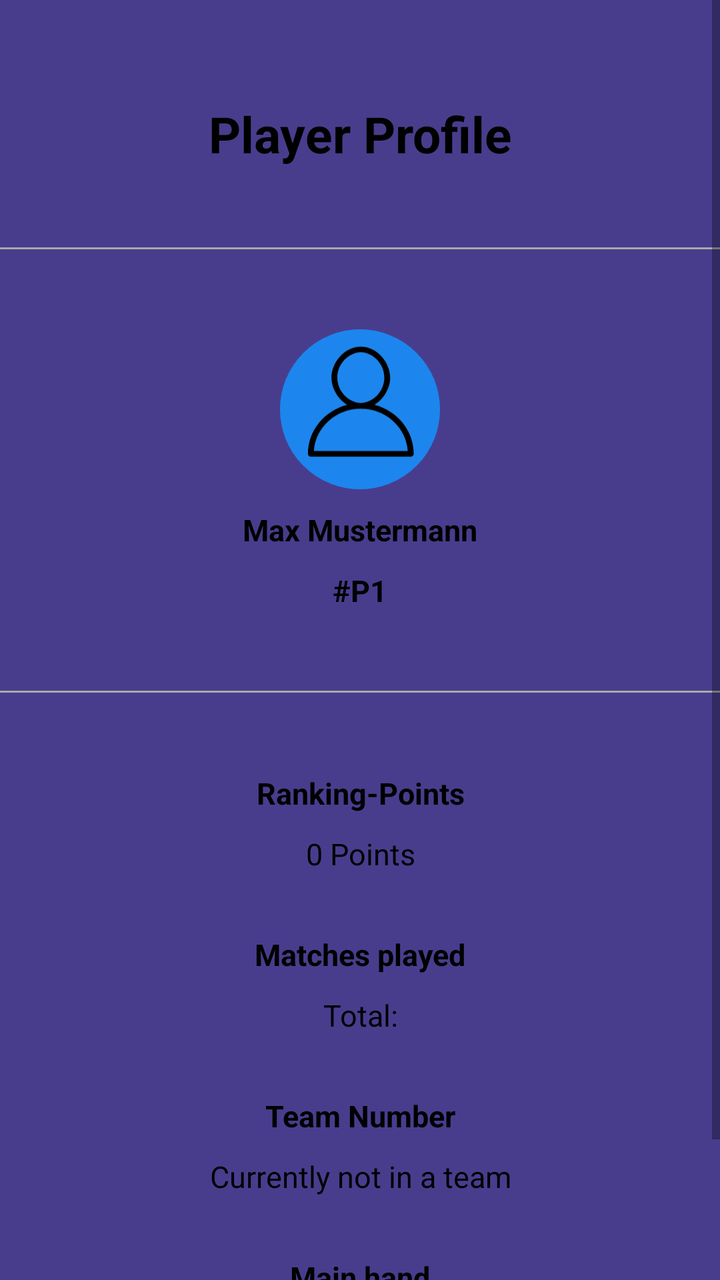
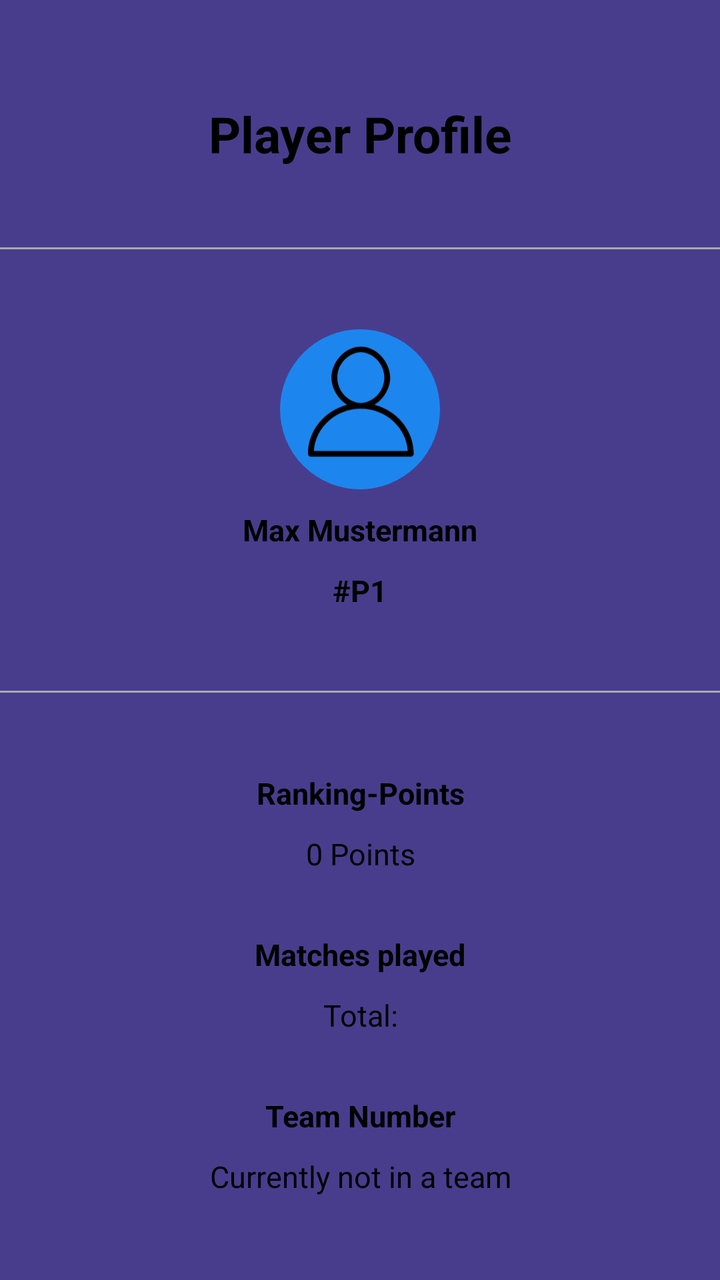

Before-and-after screenshots of an Android layout around one commit, followed by the original layout XML and the change that was made.
<!-- AndroidManifest.xml: application theme AppTheme -->
<!-- res/layout/fragment_playerinfo.xml -->
<?xml version="1.0" encoding="utf-8"?>
<ScrollView xmlns:android="http://schemas.android.com/apk/res/android"
    xmlns:tools="http://schemas.android.com/tools"
    android:layout_width="match_parent"
    android:layout_height="match_parent"
    android:background="#483D8D"
    tools:context=".statsFragments.MatchInfoFragment">

    <LinearLayout
        android:layout_width="match_parent"
        android:layout_height="wrap_content"
        android:orientation="vertical"
        android:paddingBottom="40dp">

        <TextView
            android:id="@+id/matchInfoTitle"
            android:layout_width="match_parent"
            android:layout_height="wrap_content"
            android:layout_gravity="center"
            android:layout_marginTop="50dp"
            android:text="Player Profile"
            android:textAlignment="center"
            android:textColor="#000"
            android:textSize="25sp"
            android:textStyle="bold" />

        <View
            android:layout_width="match_parent"
            android:layout_height="1dp"
            android:layout_marginTop="40dp"
            android:layout_marginBottom="40dp"
            android:background="@android:color/darker_gray" />

        <LinearLayout
            android:layout_width="wrap_content"
            android:layout_height="wrap_content"
            android:layout_gravity="center"
            android:gravity="center"
            android:orientation="vertical">

            <RelativeLayout
                android:id="@+id/team1player1icon"
                android:layout_width="80dp"
                android:layout_height="80dp"
                android:layout_gravity="center"
                android:background="@drawable/round_corners_shape">

                <ImageView
                    android:layout_width="70dp"
                    android:layout_height="70dp"
                    android:src="@drawable/ic_default_profile_24"
                    android:translationX="5dp" />
            </RelativeLayout>

            <TextView
                android:id="@+id/playerName"
                android:layout_width="wrap_content"
                android:layout_height="wrap_content"
                android:layout_gravity="center"
                android:layout_marginTop="10dp"
                android:text="Max Mustermann"
                android:textColor="#000"
                android:textSize="15sp"
                android:textStyle="bold"/>

            <TextView
                android:id="@+id/playerID"
                android:layout_width="wrap_content"
                android:layout_height="wrap_content"
                android:layout_gravity="center"
                android:layout_marginTop="10dp"
                android:text="#P1"
                android:textColor="#000"
                android:textSize="15sp"
                android:textStyle="bold"/>

        </LinearLayout>

        <View
            android:layout_width="match_parent"
            android:layout_height="1dp"
            android:layout_marginTop="40dp"
            android:layout_marginBottom="40dp"
            android:background="@android:color/darker_gray" />

        <TextView
            android:layout_width="match_parent"
            android:layout_height="wrap_content"
            android:text="Ranking-Points"
            android:textAlignment="center"
            android:textColor="#000"
            android:textSize="15sp"
            android:textStyle="bold" />

        <TextView
            android:id="@+id/rankingPoints"
            android:layout_width="match_parent"
            android:layout_height="wrap_content"
            android:layout_marginTop="10dp"
            android:text="0 Points"
            android:textAlignment="center"
            android:textColor="#000"
            android:textSize="15sp" />

        <TextView
            android:layout_width="match_parent"
            android:layout_height="wrap_content"
            android:layout_marginTop="30dp"
            android:text="Matches played"
            android:textAlignment="center"
            android:textColor="#000"
            android:textSize="15sp"
            android:textStyle="bold" />

        <TextView
            android:id="@+id/matchesPlayed"
            android:layout_width="match_parent"
            android:layout_height="wrap_content"
            android:layout_marginTop="10dp"
            android:text="Total:"
            android:textAlignment="center"
            android:textColor="#000"
            android:textSize="15sp" />

        <TextView
            android:layout_width="match_parent"
            android:layout_height="wrap_content"
            android:layout_marginTop="30dp"
            android:text="Team Number"
            android:textAlignment="center"
            android:textColor="#000"
            android:textSize="15sp"
            android:textStyle="bold" />

        <TextView
            android:id="@+id/teamNumber"
            android:layout_width="match_parent"
            android:layout_height="wrap_content"
            android:layout_marginTop="10dp"
            android:text="Currently not in a team"
            android:textAlignment="center"
            android:textColor="#000"
            android:textSize="15sp" />

        <TextView
            android:layout_width="match_parent"
            android:layout_height="wrap_content"
            android:layout_marginTop="30dp"
            android:text="Main hand"
            android:textAlignment="center"
            android:textColor="#000"
            android:textSize="15sp"
            android:textStyle="bold" />

        <TextView
            android:id="@+id/mainHand"
            android:layout_width="match_parent"
            android:layout_height="wrap_content"
            android:layout_marginTop="10dp"
            android:text="Unknown"
            android:textAlignment="center"
            android:textColor="#000"
            android:textSize="15sp" />

    </LinearLayout>

</ScrollView>
<!-- resources referenced by this layout -->
<resources>
  <!-- drawable ic_default_profile_24 (drawable) -->
  <vector android:height="24dp" android:tint="#000000"
      android:viewportHeight="20" android:viewportWidth="20"
      android:width="25dp" xmlns:android="http://schemas.android.com/apk/res/android">
  
      <path android:fillColor="@android:color/white" android:pathData="M12.075,10.812c1.358-0.853,2.242-2.507,2.242-4.037c0-2.181-1.795-4.618-4.198-4.618S5.921,4.594,5.921,6.775c0,1.53,0.884,3.185,2.242,4.037c-3.222,0.865-5.6,3.807-5.6,7.298c0,0.23,0.189,0.42,0.42,0.42h14.273c0.23,0,0.42-0.189,0.42-0.42C17.676,14.619,15.297,11.677,12.075,10.812 M6.761,6.775c0-2.162,1.773-3.778,3.358-3.778s3.359,1.616,3.359,3.778c0,2.162-1.774,3.778-3.359,3.778S6.761,8.937,6.761,6.775 M3.415,17.69c0.218-3.51,3.142-6.297,6.704-6.297c3.562,0,6.486,2.787,6.705,6.297H3.415z"/>
  </vector>
  <!-- drawable round_corners_shape (drawable) -->
  <?xml version="1.0" encoding="utf-8"?>
  <shape xmlns:android="http://schemas.android.com/apk/res/android">
      <corners android:radius="300dp" />
      <solid android:color="#1C86EE"/>
      <stroke android:color="#1C86EE" android:width="10dp"/>
  </shape>
  <style name="AppTheme" parent="Theme.AppCompat.Light.NoActionBar">
          
          <item name="colorPrimary">@color/colorPrimary</item>
          <item name="colorPrimaryDark">@color/colorPrimaryDark</item>
          <item name="colorAccent">@color/colorAccent</item>
      </style>
  <color name="colorPrimary">#6200EE</color>
  <color name="colorPrimaryDark">#00BFFF</color>
  <color name="colorAccent">#03DAC5</color>
</resources>

<!-- the commit's change to res/layout/fragment_playerinfo.xml (unified diff, before → after) -->
@@ -150,7 +150,8 @@
             android:textAlignment="center"
             android:textColor="#000"
             android:textSize="15sp"
-            android:textStyle="bold" />
+            android:textStyle="bold"
+            android:visibility="gone"/>
 
         <TextView
             android:id="@+id/mainHand"
@@ -160,7 +161,8 @@
             android:text="Unknown"
             android:textAlignment="center"
             android:textColor="#000"
-            android:textSize="15sp" />
+            android:textSize="15sp"
+            android:visibility="gone"/>
 
     </LinearLayout>
 
